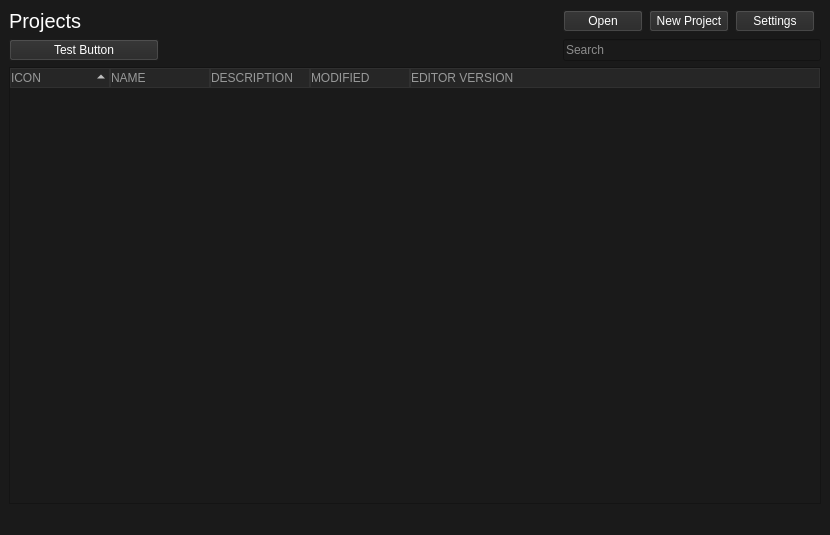
This is designer/UnityLauncher.ui in Kainkun/UnityLauncher as Qt 5 draws it before an edit. The edited form follows.
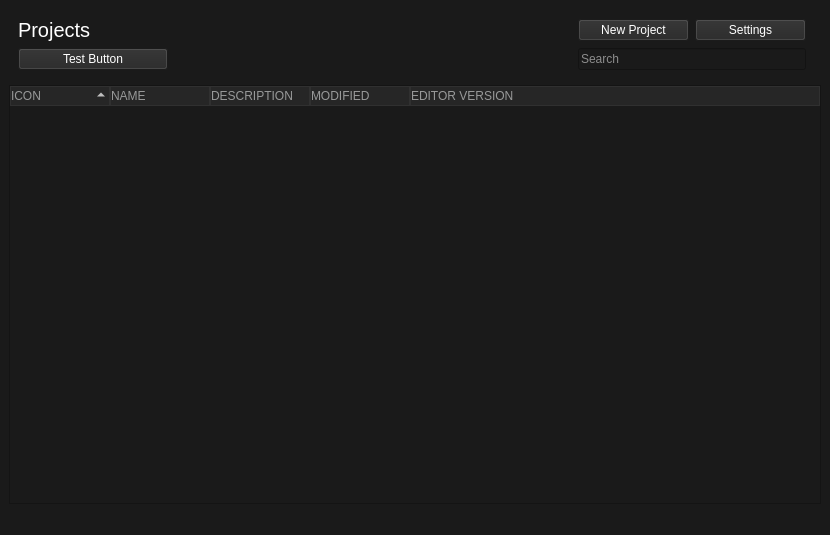
This is the edited form. Icons and pictures are not drawn.

```diff
--- a/designer/UnityLauncher.ui
+++ b/designer/UnityLauncher.ui
@@ -56,81 +56,8 @@
 }</string>
   </property>
   <widget class="QWidget" name="centralwidget">
-   <layout class="QGridLayout" name="centralwidgetLayout" columnstretch="4,0,0,0,0,0">
-    <item row="2" column="4">
-     <widget class="QPushButton" name="SettingsButton">
-      <property name="text">
-       <string>Settings</string>
-      </property>
-     </widget>
-    </item>
-    <item row="2" column="2">
-     <widget class="QPushButton" name="openButton_5">
-      <property name="text">
-       <string>Open</string>
-      </property>
-     </widget>
-    </item>
-    <item row="3" column="2" colspan="4">
-     <widget class="QLineEdit" name="searchLineEdit">
-      <property name="placeholderText">
-       <string>Search</string>
-      </property>
-     </widget>
-    </item>
-    <item row="2" column="0">
-     <widget class="QLabel" name="titleLabel">
-      <property name="sizePolicy">
-       <sizepolicy hsizetype="Expanding" vsizetype="Preferred">
-        <horstretch>0</horstretch>
-        <verstretch>0</verstretch>
-       </sizepolicy>
-      </property>
-      <property name="maximumSize">
-       <size>
-        <width>16777215</width>
-        <height>16777215</height>
-       </size>
-      </property>
-      <property name="font">
-       <font>
-        <pointsize>15</pointsize>
-       </font>
-      </property>
-      <property name="text">
-       <string>Projects</string>
-      </property>
-      <property name="alignment">
-       <set>Qt::AlignLeading|Qt::AlignLeft|Qt::AlignVCenter</set>
-      </property>
-     </widget>
-    </item>
-    <item row="3" column="0">
-     <widget class="QPushButton" name="testButton">
-      <property name="sizePolicy">
-       <sizepolicy hsizetype="Fixed" vsizetype="Fixed">
-        <horstretch>0</horstretch>
-        <verstretch>0</verstretch>
-       </sizepolicy>
-      </property>
-      <property name="minimumSize">
-       <size>
-        <width>150</width>
-        <height>0</height>
-       </size>
-      </property>
-      <property name="maximumSize">
-       <size>
-        <width>16777215</width>
-        <height>16777215</height>
-       </size>
-      </property>
-      <property name="text">
-       <string>Test Button</string>
-      </property>
-     </widget>
-    </item>
-    <item row="4" column="0" colspan="6">
+   <layout class="QGridLayout" name="centralwidgetLayout">
+    <item row="2" column="0" colspan="2">
      <widget class="QTreeWidget" name="projectTree">
       <property name="indentation">
        <number>0</number>
@@ -174,11 +101,83 @@
       </column>
      </widget>
     </item>
-    <item row="2" column="3">
-     <widget class="QPushButton" name="newProjectButton">
-      <property name="text">
-       <string>New Project</string>
-      </property>
+    <item row="0" column="0">
+     <widget class="QWidget" name="topWidget" native="true">
+      <layout class="QGridLayout" name="gridLayout" columnstretch="5,1,1">
+       <item row="1" column="0">
+        <widget class="QPushButton" name="testButton">
+         <property name="sizePolicy">
+          <sizepolicy hsizetype="Fixed" vsizetype="Fixed">
+           <horstretch>0</horstretch>
+           <verstretch>0</verstretch>
+          </sizepolicy>
+         </property>
+         <property name="minimumSize">
+          <size>
+           <width>150</width>
+           <height>0</height>
+          </size>
+         </property>
+         <property name="maximumSize">
+          <size>
+           <width>16777215</width>
+           <height>16777215</height>
+          </size>
+         </property>
+         <property name="text">
+          <string>Test Button</string>
+         </property>
+        </widget>
+       </item>
+       <item row="0" column="1">
+        <widget class="QPushButton" name="newProjectButton">
+         <property name="text">
+          <string>New Project</string>
+         </property>
+        </widget>
+       </item>
+       <item row="0" column="0">
+        <widget class="QLabel" name="titleLabel">
+         <property name="sizePolicy">
+          <sizepolicy hsizetype="Expanding" vsizetype="Preferred">
+           <horstretch>0</horstretch>
+           <verstretch>0</verstretch>
+          </sizepolicy>
+         </property>
+         <property name="maximumSize">
+          <size>
+           <width>16777215</width>
+           <height>16777215</height>
+          </size>
+         </property>
+         <property name="font">
+          <font>
+           <pointsize>15</pointsize>
+          </font>
+         </property>
+         <property name="text">
+          <string>Projects</string>
+         </property>
+         <property name="alignment">
+          <set>Qt::AlignLeading|Qt::AlignLeft|Qt::AlignVCenter</set>
+         </property>
+        </widget>
+       </item>
+       <item row="0" column="2">
+        <widget class="QPushButton" name="SettingsButton">
+         <property name="text">
+          <string>Settings</string>
+         </property>
+        </widget>
+       </item>
+       <item row="1" column="1" colspan="2">
+        <widget class="QLineEdit" name="searchLineEdit">
+         <property name="placeholderText">
+          <string>Search</string>
+         </property>
+        </widget>
+       </item>
+      </layout>
      </widget>
     </item>
    </layout>
```
